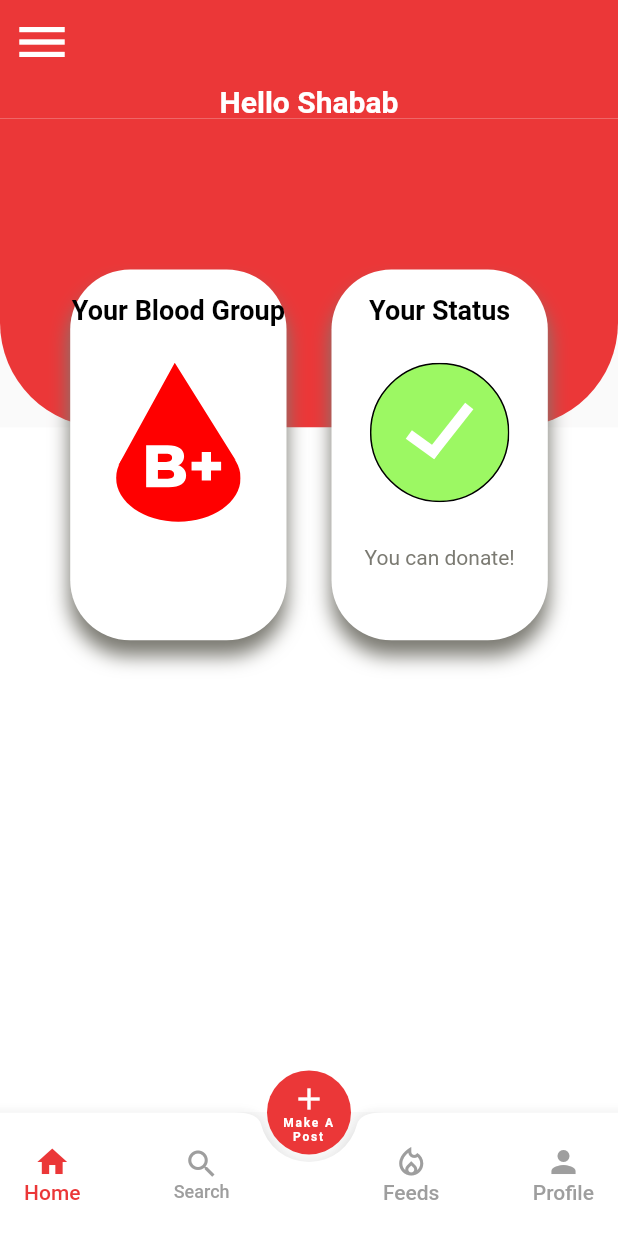
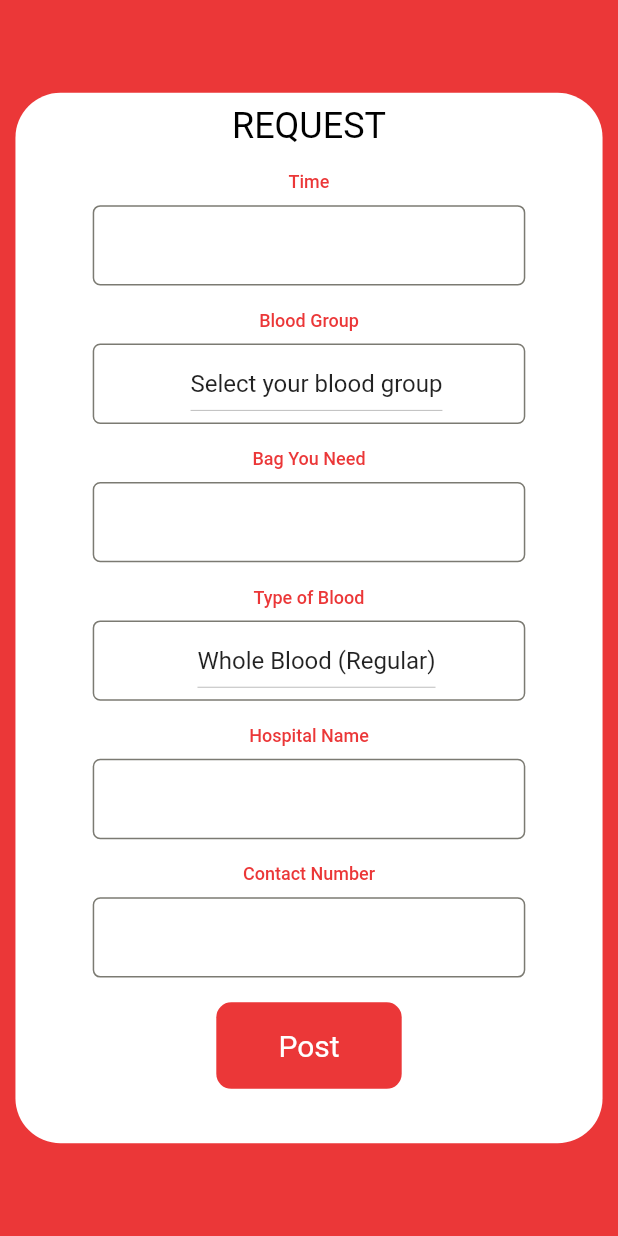
Before and after one commit to mdshadatrahman/seu_blood2, a Flutter app: the CustomBottomNavigationBar screen opened directly, after a tap on "Make A Post", on a phone screen of 412 x 824 dp. Run offline on Flutter 3.47's test engine with Material 2 defaults, Android fonts, the light colour scheme and no system bars; drawn by our look-alikes of datetime_picker_formfield; our stand-ins replace flutter_svg.

Commit message:
design done

```diff
--- /dev/null
+++ b/lib/pages/request/blood_request.dart
@@ -0,0 +1,277 @@
+import 'package:flutter/material.dart';
+import 'package:seu_blood_2/utils/app_colors.dart';
+import 'package:seu_blood_2/utils/app_list.dart';
+import 'package:seu_blood_2/utils/app_strings.dart';
+import 'package:seu_blood_2/widgets/custom_dropdown_button.dart';
+import 'package:seu_blood_2/widgets/date_time_picker.dart';
+
+class BloodRequestScreen extends StatefulWidget {
+  const BloodRequestScreen({Key? key}) : super(key: key);
+
+  @override
+  State<BloodRequestScreen> createState() => _BloodRequestScreenState();
+}
+
+class _BloodRequestScreenState extends State<BloodRequestScreen> {
+  String dropDownValue = StringManager.selectBloodType;
+  List<String> item = ListManager.bloodTypeDropDownItems;
+  @override
+  Widget build(BuildContext context) {
+    double height = MediaQuery.of(context).size.height;
+    double width = MediaQuery.of(context).size.width;
+    return Scaffold(
+      backgroundColor: ColorManager.primaryColor,
+      body: SafeArea(
+        child: Center(
+          child: Container(
+            height: height * 0.85,
+            width: width * 0.95,
+            decoration: BoxDecoration(
+                color: ColorManager.white,
+                borderRadius: BorderRadius.circular(30)),
+            child: SingleChildScrollView(
+              child: Column(
+                crossAxisAlignment: CrossAxisAlignment.center,
+                children: [
+                  SizedBox(height: height * 0.01),
+                  Text(
+                    StringManager.request.toUpperCase(),
+                    style: const TextStyle(
+                      color: ColorManager.black,
+                      fontWeight: FontWeight.w300,
+                      fontSize: 24,
+                    ),
+                  ),
+
+                  //Time and date section
+                  SizedBox(height: height * 0.02),
+                  Text(
+                    StringManager.time,
+                    style: const TextStyle(
+                      color: ColorManager.primaryColor,
+                      fontSize: 12,
+                      fontWeight: FontWeight.w500,
+                    ),
+                  ),
+                  SizedBox(height: height * 0.01),
+                  Container(
+                    padding: const EdgeInsets.only(left: 10),
+                    height: height * 0.065,
+                    width: width * 0.7,
+                    decoration: BoxDecoration(
+                      borderRadius: BorderRadius.circular(5),
+                      border: Border.all(
+                        color: ColorManager.shadow,
+                        width: 1,
+                      ),
+                    ),
+                    child: Center(
+                      child: BasicDateTimeField(),
+                    ),
+                  ),
+
+                  //blood group
+                  SizedBox(height: height * 0.02),
+                  Text(
+                    StringManager.bloodGroup1,
+                    style: const TextStyle(
+                      color: ColorManager.primaryColor,
+                      fontSize: 12,
+                      fontWeight: FontWeight.w500,
+                    ),
+                  ),
+                  SizedBox(height: height * 0.01),
+                  Container(
+                    padding: const EdgeInsets.only(left: 10),
+                    height: height * 0.065,
+                    width: width * 0.7,
+                    decoration: BoxDecoration(
+                      borderRadius: BorderRadius.circular(5),
+                      border: Border.all(
+                        color: ColorManager.shadow,
+                        width: 1,
+                      ),
+                    ),
+                    child: const Center(
+                      child: CustomDropDownButton(),
+                    ),
+                  ),
+
+
+                  //bag you need
+                  SizedBox(height: height * 0.02),
+                  Text(
+                    StringManager.bagYouNeed,
+                    style: const TextStyle(
+                      color: ColorManager.primaryColor,
+                      fontSize: 12,
+                      fontWeight: FontWeight.w500,
+                    ),
+                  ),
+                  SizedBox(height: height * 0.01),
+                  Container(
+                    padding: const EdgeInsets.only(left: 10),
+                    height: height * 0.065,
+                    width: width * 0.7,
+                    decoration: BoxDecoration(
+                      borderRadius: BorderRadius.circular(5),
+                      border: Border.all(
+                        color: ColorManager.shadow,
+                        width: 1,
+                      ),
+                    ),
+                    child: Center(
+                      child: TextFormField(
+                        textAlign: TextAlign.center,
+                        keyboardType: TextInputType.number,
+                        decoration: const InputDecoration(
+                          border: InputBorder.none
+                        ),
+                      ),
+                    ),
+                  ),
+
+                  //Type of Blood
+                  SizedBox(height: height * 0.02),
+                  Text(
+                    StringManager.bloodType,
+                    style: const TextStyle(
+                      color: ColorManager.primaryColor,
+                      fontSize: 12,
+                      fontWeight: FontWeight.w500,
+                    ),
+                  ),
+                  SizedBox(height: height * 0.01),
+                  Container(
+                    padding: const EdgeInsets.only(left: 10),
+                    height: height * 0.065,
+                    width: width * 0.7,
+                    decoration: BoxDecoration(
+                      borderRadius: BorderRadius.circular(5),
+                      border: Border.all(
+                        color: ColorManager.shadow,
+                        width: 1,
+                      ),
+                    ),
+                    child: Center(
+                      child: Row(
+                        mainAxisAlignment: MainAxisAlignment.center,
+                        children: [
+                          DropdownButton<String>(
+                            alignment: Alignment.center,
+                            icon: Container(),
+                            value: dropDownValue,
+                            items: item.map<DropdownMenuItem<String>>((String items) {
+                              return DropdownMenuItem<String>(
+                                value: items,
+                                child: Text(items),
+                              );
+                            }).toList(),
+                            onChanged: (String? newValue) {
+                              setState(() {
+                                dropDownValue = newValue!;
+                              });
+                            },
+                          ),
+                        ],
+                      ),
+                    ),
+                  ),
+
+                  //Hospital name
+                  SizedBox(height: height * 0.02),
+                  Text(
+                    StringManager.hospitalName,
+                    style: const TextStyle(
+                      color: ColorManager.primaryColor,
+                      fontSize: 12,
+                      fontWeight: FontWeight.w500,
+                    ),
+                  ),
+                  SizedBox(height: height * 0.01),
+                  Container(
+                    padding: const EdgeInsets.only(left: 10),
+                    height: height * 0.065,
+                    width: width * 0.7,
+                    decoration: BoxDecoration(
+                      borderRadius: BorderRadius.circular(5),
+                      border: Border.all(
+                        color: ColorManager.shadow,
+                        width: 1,
+                      ),
+                    ),
+                    child: Center(
+                      child: TextFormField(
+                        textAlign: TextAlign.center,
+                        keyboardType: TextInputType.text,
+                        decoration: const InputDecoration(
+                            border: InputBorder.none
+                        ),
+                      ),
+                    ),
+                  ),
+
+                  //Contact Number
+                  SizedBox(height: height * 0.02),
+                  Text(
+                    StringManager.contactNumber,
+                    style: const TextStyle(
+                      color: ColorManager.primaryColor,
+                      fontSize: 12,
+                      fontWeight: FontWeight.w500,
+                    ),
+                  ),
+                  SizedBox(height: height * 0.01),
+                  Container(
+                    padding: const EdgeInsets.only(left: 10),
+                    height: height * 0.065,
+                    width: width * 0.7,
+                    decoration: BoxDecoration(
+                      borderRadius: BorderRadius.circular(5),
+                      border: Border.all(
+                        color: ColorManager.shadow,
+                        width: 1,
+                      ),
+                    ),
+                    child: Center(
+                      child: TextFormField(
+                        textAlign: TextAlign.center,
+                        keyboardType: TextInputType.phone,
+                        decoration: const InputDecoration(
+                            border: InputBorder.none
+                        ),
+                      ),
+                    ),
+                  ),
+
+                  //Post Button
+                  SizedBox(height: height * 0.02),
+                  GestureDetector(
+                    child: Container(
+                      height: height * 0.07,
+                      width:  width * 0.3,
+                      decoration: BoxDecoration(
+                        color: ColorManager.primaryColor,
+                        borderRadius: BorderRadius.circular(10),
+                      ),
+                      child: const Center(
+                        child: Text(
+                          'Post',
+                          style: TextStyle(
+                            color: ColorManager.white,
+                            fontSize: 20,
+                            fontWeight: FontWeight.w400,
+                          ),
+                        ),
+                      ),
+                    ),
+                  ),
+                ],
+              ),
+            ),
+          ),
+        ),
+      ),
+    );
+  }
+}
--- a/lib/utils/app_list.dart
+++ b/lib/utils/app_list.dart
@@ -3,4 +3,6 @@ import 'app_strings.dart';
 class ListManager{
   static List<String> dropDownItems = [
     StringManager.selectBloodGroup, 'A+', 'A-', 'B+', 'B-', 'AB+', 'AB-', 'O+', 'O-'];
+
+  static List<String> bloodTypeDropDownItems = ['Whole Blood (Regular)', 'Plasma', 'Platelets', 'Red Cells'];
 }
--- a/lib/utils/app_strings.dart
+++ b/lib/utils/app_strings.dart
@@ -35,7 +35,9 @@ class StringManager {
   static String reEnterPassword = 'Re-enter password*';
   static String reEnterPasswordHint = 'Enter the same password again';
   static String bloodGroup = 'Blood Group*';
+  static String bloodGroup1 = 'Blood Group';
   static String selectBloodGroup = 'Select your blood group';
+  static String selectBloodType = 'Whole Blood (Regular)';
   static String submit = 'Submit'.toUpperCase();
   static String alreadyAMember = 'Already a member so click here and login';
   static String confirmExit = 'Confirm Exit';
@@ -55,4 +57,10 @@ class StringManager {
   static String donorDetails = 'donor details'.toUpperCase();
   static String bloodRequest = 'Blood Request';
   static String donationHistory = 'Donation History';
+  static String request = 'Request';
+  static String bagYouNeed = 'Bag You Need';
+  static String time = 'Time';
+  static String bloodType = 'Type of Blood';
+  static String hospitalName = 'Hospital Name';
+  static String contactNumber = 'Contact Number';
 }
--- a/lib/widgets/bottom_nav_bar.dart
+++ b/lib/widgets/bottom_nav_bar.dart
@@ -5,6 +5,7 @@ import 'package:seu_blood_2/pages/bottom_navs/home.dart';
 import 'package:seu_blood_2/pages/bottom_navs/news_feeds.dart';
 import 'package:seu_blood_2/pages/bottom_navs/profile.dart';
 import 'package:seu_blood_2/pages/bottom_navs/search.dart';
+import 'package:seu_blood_2/pages/request/blood_request.dart';
 import 'package:seu_blood_2/utils/app_colors.dart';
 import 'package:seu_blood_2/utils/app_strings.dart';
 
@@ -79,7 +80,14 @@ class _CustomBottomNavigationBarState extends State<CustomBottomNavigationBar> {
           bucket: bucket,
         ),
         floatingActionButton: FloatingActionButton(
-          onPressed: () {},
+          onPressed: () {
+            Navigator.push(
+              context,
+              MaterialPageRoute(
+                builder: (context) => const BloodRequestScreen(),
+              ),
+            );
+          },
           backgroundColor: ColorManager.primaryColor,
           elevation: 0,
           child: Center(
@@ -126,14 +134,16 @@ class _CustomBottomNavigationBarState extends State<CustomBottomNavigationBar> {
                     children: [
                       Icon(
                         Icons.home,
-                        color:
-                            currentTab == 0 ? ColorManager.primaryColor : Colors.grey,
+                        color: currentTab == 0
+                            ? ColorManager.primaryColor
+                            : Colors.grey,
                       ),
                       Text(
                         StringManager.home,
                         style: TextStyle(
-                          color:
-                              currentTab == 0 ? ColorManager.primaryColor : Colors.grey,
+                          color: currentTab == 0
+                              ? ColorManager.primaryColor
+                              : Colors.grey,
                         ),
                       )
                     ],
@@ -154,8 +164,9 @@ class _CustomBottomNavigationBarState extends State<CustomBottomNavigationBar> {
                       children: [
                         Icon(
                           Icons.search,
-                          color:
-                              currentTab == 1 ? ColorManager.primaryColor : Colors.grey,
+                          color: currentTab == 1
+                              ? ColorManager.primaryColor
+                              : Colors.grey,
                         ),
                         Text(
                           StringManager.search,
@@ -182,14 +193,16 @@ class _CustomBottomNavigationBarState extends State<CustomBottomNavigationBar> {
                     children: [
                       Icon(
                         Icons.local_fire_department_outlined,
-                        color:
-                            currentTab == 3 ? ColorManager.primaryColor : Colors.grey,
+                        color: currentTab == 3
+                            ? ColorManager.primaryColor
+                            : Colors.grey,
                       ),
                       Text(
                         StringManager.newsFeeds,
                         style: TextStyle(
-                          color:
-                              currentTab == 3 ? ColorManager.primaryColor : Colors.grey,
+                          color: currentTab == 3
+                              ? ColorManager.primaryColor
+                              : Colors.grey,
                         ),
                       )
                     ],
@@ -208,14 +221,16 @@ class _CustomBottomNavigationBarState extends State<CustomBottomNavigationBar> {
                     children: [
                       Icon(
                         Icons.person,
-                        color:
-                            currentTab == 2 ? ColorManager.primaryColor : Colors.grey,
+                        color: currentTab == 2
+                            ? ColorManager.primaryColor
+                            : Colors.grey,
                       ),
                       Text(
                         StringManager.profile,
                         style: TextStyle(
-                          color:
-                              currentTab == 2 ? ColorManager.primaryColor : Colors.grey,
+                          color: currentTab == 2
+                              ? ColorManager.primaryColor
+                              : Colors.grey,
                         ),
                       )
                     ],
@@ -225,7 +240,8 @@ class _CustomBottomNavigationBarState extends State<CustomBottomNavigationBar> {
             ),
           ),
         ),
-        floatingActionButtonLocation: FloatingActionButtonLocation.miniCenterDocked,
+        floatingActionButtonLocation:
+            FloatingActionButtonLocation.miniCenterDocked,
       ),
     );
   }
--- a/lib/widgets/custom_dropdown_button.dart
+++ b/lib/widgets/custom_dropdown_button.dart
@@ -5,7 +5,6 @@ import 'package:seu_blood_2/utils/app_strings.dart';
 
 class CustomDropDownButton extends StatefulWidget {
   const CustomDropDownButton({Key? key}) : super(key: key);
-
   @override
   State<CustomDropDownButton> createState() => _CustomDropDownButtonState();
 }
--- /dev/null
+++ b/lib/widgets/date_time_picker.dart
@@ -0,0 +1,82 @@
+import 'package:flutter/material.dart';
+import 'package:intl/intl.dart';
+import 'package:datetime_picker_formfield/datetime_picker_formfield.dart';
+
+class BasicDateTimeField extends StatelessWidget {
+  final format = DateFormat("yyyy-MM-dd HH:mm");
+
+  BasicDateTimeField({Key? key}) : super(key: key);
+
+  @override
+  Widget build(BuildContext context) {
+    return Column(
+      children: <Widget>[
+        // Text('Basic date & time field (${format.pattern})'),
+        DateTimeField(
+          format: format,
+          decoration: const InputDecoration(
+            border: InputBorder.none,
+          ),
+          controller: null,
+          onShowPicker: (context, currentValue) async {
+            final date = await showDatePicker(
+                context: context,
+                firstDate: DateTime(2022),
+                initialDate: currentValue ?? DateTime.now(),
+                lastDate: DateTime(2122));
+            if (date != null) {
+              final time = await showTimePicker(
+                context: context,
+                initialTime:
+                    TimeOfDay.fromDateTime(currentValue ?? DateTime.now()),
+              );
+              return DateTimeField.combine(date, time);
+            } else {
+              return currentValue;
+            }
+          },
+        ),
+      ],
+    );
+  }
+}
+
+// class BasicDateField extends StatelessWidget {
+//   final format = DateFormat("yyyy-MM-dd");
+//   @override
+//   Widget build(BuildContext context) {
+//     return Column(children: <Widget>[
+//       Text('Basic date field (${format.pattern})'),
+//       DateTimeField(
+//         format: format,
+//         onShowPicker: (context, currentValue) {
+//           return showDatePicker(
+//               context: context,
+//               firstDate: DateTime(2022),
+//               initialDate: currentValue ?? DateTime.now(),
+//               lastDate: DateTime(2122));
+//         },
+//       ),
+//     ]);
+//   }
+// }
+//
+// class BasicTimeField extends StatelessWidget {
+//   final format = DateFormat("HH:mm");
+//   @override
+//   Widget build(BuildContext context) {
+//     return Column(children: <Widget>[
+//       Text('Basic time field (${format.pattern})'),
+//       DateTimeField(
+//         format: format,
+//         onShowPicker: (context, currentValue) async {
+//           final time = await showTimePicker(
+//             context: context,
+//             initialTime: TimeOfDay.fromDateTime(currentValue ?? DateTime.now()),
+//           );
+//           return DateTimeField.convert(time);
+//         },
+//       ),
+//     ]);
+//   }
+// }
--- a/pubspec.yaml
+++ b/pubspec.yaml
@@ -34,6 +34,7 @@ dependencies:
   # Use with the CupertinoIcons class for iOS style icons.
   cupertino_icons: ^1.0.2
   flutter_svg: ^1.0.3
+  datetime_picker_formfield: ^2.0.0
 
 dev_dependencies:
   flutter_test:
```
Also changed, not shown: lib/pages/bottom_navs/news_feeds.dart (+12 -4 lines), lib/pages/request/blood_request_detail.dart (added, +276 -0 lines), pubspec.lock.
